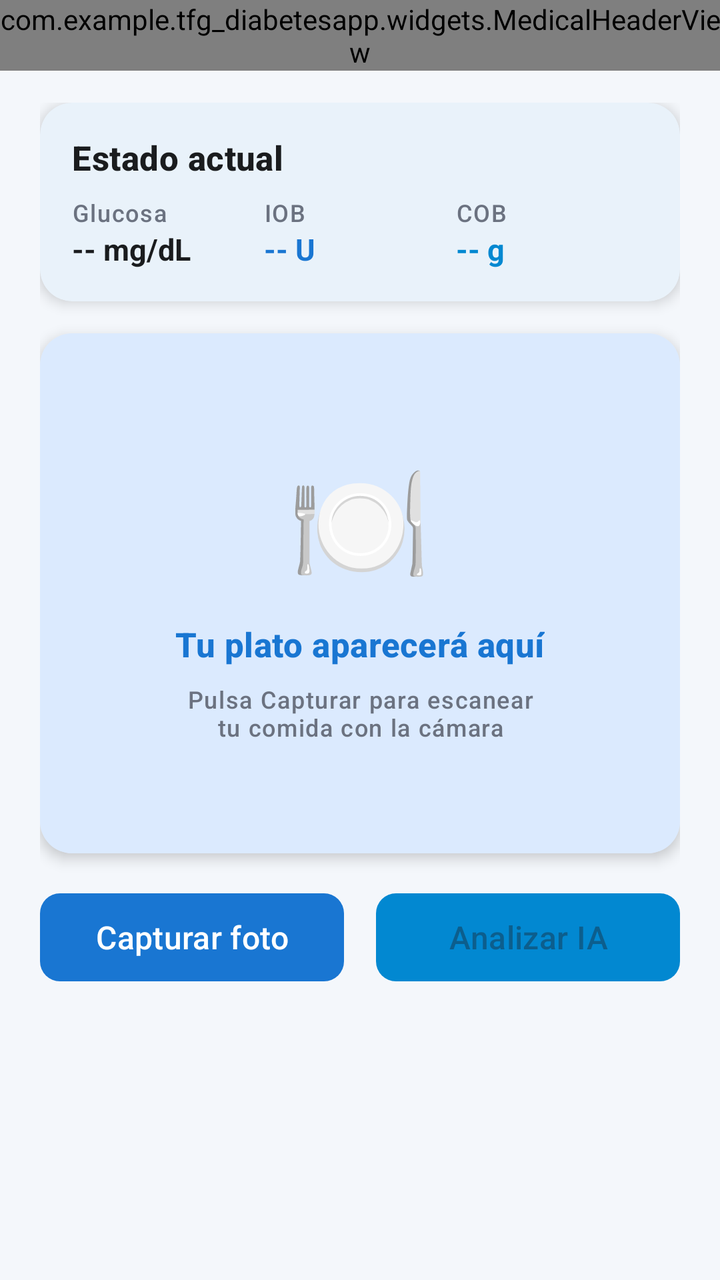
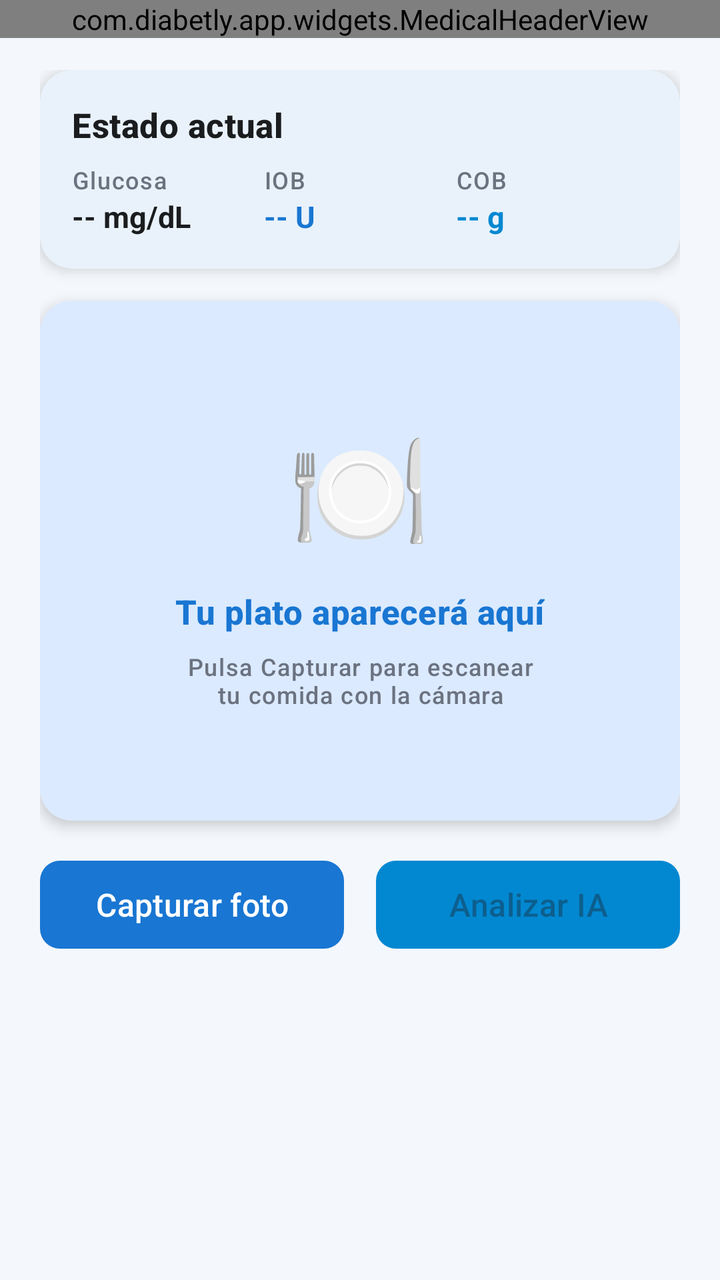

The first picture is an Android layout as it rendered before a commit; the second is the same layout after the commit. The layout source and the unified diff follow.
<!-- AndroidManifest.xml: application theme Theme.TFGDIABETESAPP -->
<!-- res/layout/fragment_scanner.xml -->
<?xml version="1.0" encoding="utf-8"?>
<LinearLayout xmlns:android="http://schemas.android.com/apk/res/android"
    xmlns:app="http://schemas.android.com/apk/res-auto"
    android:layout_width="match_parent"
    android:layout_height="match_parent"
    android:orientation="vertical"
    android:background="@color/color_background">

    <com.example.tfg_diabetesapp.widgets.MedicalHeaderView
        android:layout_width="match_parent"
        android:layout_height="wrap_content"
        app:headerTitle="Escáner IA"
        app:headerSubtitle="Analiza tu comida y calcula los hidratos" />

    <androidx.core.widget.NestedScrollView
        android:layout_width="match_parent"
        android:layout_height="0dp"
        android:layout_weight="1"
        android:layout_marginTop="@dimen/header_content_overlap_negative"
        android:clipToPadding="false">

        <LinearLayout
            android:layout_width="match_parent"
            android:layout_height="wrap_content"
            android:orientation="vertical"
            android:paddingHorizontal="@dimen/screen_padding_horizontal"
            android:paddingTop="@dimen/content_gap_after_header"
            android:paddingBottom="@dimen/space_3xl">

            
            <com.google.android.material.card.MaterialCardView
                style="@style/Widget.App.Card"
                android:layout_width="match_parent"
                android:layout_height="wrap_content"
                android:layout_marginBottom="@dimen/space_lg">

                <LinearLayout
                    android:layout_width="match_parent"
                    android:layout_height="wrap_content"
                    android:orientation="vertical"
                    android:padding="@dimen/space_lg">

                    <TextView
                        android:layout_width="wrap_content"
                        android:layout_height="wrap_content"
                        android:text="Estado actual"
                        android:textAppearance="@style/TextAppearance.App.SectionTitle"
                        android:layout_marginBottom="@dimen/space_sm" />

                    <LinearLayout
                        android:layout_width="match_parent"
                        android:layout_height="wrap_content"
                        android:orientation="horizontal"
                        android:baselineAligned="false">

                        <LinearLayout
                            android:layout_width="0dp"
                            android:layout_height="wrap_content"
                            android:layout_weight="1"
                            android:orientation="vertical">

                            <TextView
                                android:layout_width="wrap_content"
                                android:layout_height="wrap_content"
                                android:text="Glucosa"
                                android:textAppearance="@style/TextAppearance.App.Caption" />

                            <TextView
                                android:id="@+id/tvContextGlucosa"
                                android:layout_width="wrap_content"
                                android:layout_height="wrap_content"
                                android:text="-- mg/dL"
                                android:textSize="15sp"
                                android:textStyle="bold"
                                android:textColor="@color/color_text_primary" />
                        </LinearLayout>

                        <LinearLayout
                            android:layout_width="0dp"
                            android:layout_height="wrap_content"
                            android:layout_weight="1"
                            android:orientation="vertical">

                            <TextView
                                android:layout_width="wrap_content"
                                android:layout_height="wrap_content"
                                android:text="IOB"
                                android:textAppearance="@style/TextAppearance.App.Caption" />

                            <TextView
                                android:id="@+id/tvContextIob"
                                android:layout_width="wrap_content"
                                android:layout_height="wrap_content"
                                android:text="-- U"
                                android:textSize="15sp"
                                android:textStyle="bold"
                                android:textColor="@color/color_primary" />
                        </LinearLayout>

                        <LinearLayout
                            android:layout_width="0dp"
                            android:layout_height="wrap_content"
                            android:layout_weight="1"
                            android:orientation="vertical">

                            <TextView
                                android:layout_width="wrap_content"
                                android:layout_height="wrap_content"
                                android:text="COB"
                                android:textAppearance="@style/TextAppearance.App.Caption" />

                            <TextView
                                android:id="@+id/tvContextCob"
                                android:layout_width="wrap_content"
                                android:layout_height="wrap_content"
                                android:text="-- g"
                                android:textSize="15sp"
                                android:textStyle="bold"
                                android:textColor="@color/color_secondary" />
                        </LinearLayout>
                    </LinearLayout>
                </LinearLayout>
            </com.google.android.material.card.MaterialCardView>

            
            <com.google.android.material.card.MaterialCardView
                style="@style/Widget.App.Card"
                android:layout_width="match_parent"
                android:layout_height="260dp"
                android:layout_marginBottom="@dimen/space_lg">

                <FrameLayout
                    android:layout_width="match_parent"
                    android:layout_height="match_parent">

                    <LinearLayout
                        android:id="@+id/layoutPlaceholder"
                        android:layout_width="match_parent"
                        android:layout_height="match_parent"
                        android:orientation="vertical"
                        android:gravity="center"
                        android:background="@color/color_primary_light"
                        android:padding="@dimen/space_2xl">

                        <TextView
                            android:layout_width="wrap_content"
                            android:layout_height="wrap_content"
                            android:text="🍽️"
                            android:textSize="58sp" />

                        <TextView
                            android:layout_width="wrap_content"
                            android:layout_height="wrap_content"
                            android:text="Tu plato aparecerá aquí"
                            android:textAppearance="@style/TextAppearance.App.SectionTitle"
                            android:textColor="@color/color_primary"
                            android:layout_marginTop="@dimen/space_md" />

                        <TextView
                            android:layout_width="wrap_content"
                            android:layout_height="wrap_content"
                            android:text="Pulsa Capturar para escanear\ntu comida con la cámara"
                            android:textAppearance="@style/TextAppearance.App.Caption"
                            android:gravity="center"
                            android:layout_marginTop="@dimen/space_sm" />
                    </LinearLayout>

                    <ImageView
                        android:id="@+id/ivFoodPhoto"
                        android:layout_width="match_parent"
                        android:layout_height="match_parent"
                        android:scaleType="centerCrop"
                        android:contentDescription="Foto del plato"
                        android:visibility="gone" />
                </FrameLayout>
            </com.google.android.material.card.MaterialCardView>

            
            <LinearLayout
                android:layout_width="match_parent"
                android:layout_height="wrap_content"
                android:orientation="horizontal"
                android:layout_marginBottom="@dimen/space_lg">

                <com.google.android.material.button.MaterialButton
                    android:id="@+id/btnTakePhoto"
                    style="@style/Widget.App.Button"
                    android:layout_width="0dp"
                    android:layout_height="wrap_content"
                    android:layout_weight="1"
                    android:layout_marginEnd="@dimen/space_sm"
                    android:text="Capturar foto" />

                <com.google.android.material.button.MaterialButton
                    android:id="@+id/btnAnalyze"
                    style="@style/Widget.App.Button"
                    android:layout_width="0dp"
                    android:layout_height="wrap_content"
                    android:layout_weight="1"
                    android:layout_marginStart="@dimen/space_sm"
                    android:text="Analizar IA"
                    android:enabled="false"
                    app:backgroundTint="@color/color_secondary" />
            </LinearLayout>

            
            <LinearLayout
                android:id="@+id/layoutLoading"
                android:layout_width="match_parent"
                android:layout_height="wrap_content"
                android:orientation="horizontal"
                android:gravity="center"
                android:visibility="gone"
                android:background="@color/color_primary_light"
                android:padding="@dimen/space_md"
                android:layout_marginBottom="@dimen/space_lg">

                <ProgressBar
                    android:id="@+id/progressBarAI"
                    android:layout_width="26dp"
                    android:layout_height="26dp"
                    android:indeterminateTint="@color/color_primary" />

                <TextView
                    android:layout_width="wrap_content"
                    android:layout_height="wrap_content"
                    android:text="Analizando tu plato con IA..."
                    android:textColor="@color/color_primary"
                    android:textSize="14sp"
                    android:textStyle="bold"
                    android:layout_marginStart="@dimen/space_md" />
            </LinearLayout>

            
            <com.google.android.material.card.MaterialCardView
                android:id="@+id/cardResultado"
                style="@style/Widget.App.Card"
                android:layout_width="match_parent"
                android:layout_height="wrap_content"
                android:visibility="gone"
                android:layout_marginBottom="@dimen/space_lg">

                <androidx.constraintlayout.widget.ConstraintLayout
                    android:layout_width="match_parent"
                    android:layout_height="wrap_content"
                    android:padding="@dimen/space_lg">

                    <TextView
                        android:id="@+id/tvNombreComida"
                        android:layout_width="0dp"
                        android:layout_height="wrap_content"
                        android:text="Plato"
                        android:textSize="17sp"
                        android:textStyle="bold"
                        android:textColor="@color/color_text_primary"
                        app:layout_constraintStart_toStartOf="parent"
                        app:layout_constraintTop_toTopOf="parent"
                        app:layout_constraintEnd_toStartOf="@id/tvConfianza"
                        app:layout_constraintHorizontal_bias="0" />

                    <TextView
                        android:id="@+id/tvConfianza"
                        android:layout_width="wrap_content"
                        android:layout_height="wrap_content"
                        android:text="Media"
                        android:textSize="11sp"
                        android:textStyle="bold"
                        android:textColor="@color/color_on_primary"
                        android:paddingHorizontal="@dimen/space_sm"
                        android:paddingVertical="2dp"
                        android:background="#FF9800"
                        app:layout_constraintTop_toTopOf="parent"
                        app:layout_constraintEnd_toEndOf="parent" />

                    <TextView
                        android:id="@+id/tvDescripcionComida"
                        android:layout_width="0dp"
                        android:layout_height="wrap_content"
                        android:text=""
                        android:textAppearance="@style/TextAppearance.App.Caption"
                        android:layout_marginTop="@dimen/space_xs"
                        app:layout_constraintStart_toStartOf="parent"
                        app:layout_constraintTop_toBottomOf="@id/tvNombreComida"
                        app:layout_constraintEnd_toEndOf="parent" />

                    <View
                        android:id="@+id/dividerResultado"
                        android:layout_width="match_parent"
                        android:layout_height="1dp"
                        android:background="@color/color_divider"
                        android:layout_marginTop="@dimen/space_md"
                        app:layout_constraintTop_toBottomOf="@id/tvDescripcionComida" />

                    
                    <LinearLayout
                        android:id="@+id/gridMetricasRow1"
                        android:layout_width="match_parent"
                        android:layout_height="wrap_content"
                        android:orientation="horizontal"
                        android:baselineAligned="false"
                        android:layout_marginTop="@dimen/space_md"
                        app:layout_constraintTop_toBottomOf="@id/dividerResultado"
                        app:layout_constraintStart_toStartOf="parent"
                        app:layout_constraintEnd_toEndOf="parent">

                        <LinearLayout
                            android:layout_width="0dp"
                            android:layout_height="wrap_content"
                            android:layout_weight="1"
                            android:orientation="vertical"
                            android:gravity="center"
                            android:padding="@dimen/space_sm">

                            <TextView
                                android:id="@+id/tvCarbohidratos"
                                android:layout_width="wrap_content"
                                android:layout_height="wrap_content"
                                android:text="0 g"
                                android:textSize="18sp"
                                android:textStyle="bold"
                                android:textColor="@color/color_primary" />

                            <TextView
                                android:layout_width="wrap_content"
                                android:layout_height="wrap_content"
                                android:text="Carbohidratos"
                                android:textAppearance="@style/TextAppearance.App.Caption" />
                        </LinearLayout>

                        <LinearLayout
                            android:layout_width="0dp"
                            android:layout_height="wrap_content"
                            android:layout_weight="1"
                            android:orientation="vertical"
                            android:gravity="center"
                            android:padding="@dimen/space_sm">

                            <TextView
                                android:id="@+id/tvFibra"
                                android:layout_width="wrap_content"
                                android:layout_height="wrap_content"
                                android:text="0 g"
                                android:textSize="18sp"
                                android:textStyle="bold"
                                android:textColor="@color/color_primary" />

                            <TextView
                                android:layout_width="wrap_content"
                                android:layout_height="wrap_content"
                                android:text="Fibra"
                                android:textAppearance="@style/TextAppearance.App.Caption" />
                        </LinearLayout>

                        <LinearLayout
                            android:layout_width="0dp"
                            android:layout_height="wrap_content"
                            android:layout_weight="1"
                            android:orientation="vertical"
                            android:gravity="center"
                            android:padding="@dimen/space_sm">

                            <TextView
                                android:id="@+id/tvProteinas"
                                android:layout_width="wrap_content"
                                android:layout_height="wrap_content"
                                android:text="0 g"
                                android:textSize="18sp"
                                android:textStyle="bold"
                                android:textColor="@color/color_primary" />

                            <TextView
                                android:layout_width="wrap_content"
                                android:layout_height="wrap_content"
                                android:text="Proteínas"
                                android:textAppearance="@style/TextAppearance.App.Caption" />
                        </LinearLayout>
                    </LinearLayout>

                    
                    <LinearLayout
                        android:id="@+id/gridMetricasRow2"
                        android:layout_width="match_parent"
                        android:layout_height="wrap_content"
                        android:orientation="horizontal"
                        android:baselineAligned="false"
                        app:layout_constraintTop_toBottomOf="@id/gridMetricasRow1"
                        app:layout_constraintStart_toStartOf="parent"
                        app:layout_constraintEnd_toEndOf="parent">

                        <LinearLayout
                            android:layout_width="0dp"
                            android:layout_height="wrap_content"
                            android:layout_weight="1"
                            android:orientation="vertical"
                            android:gravity="center"
                            android:padding="@dimen/space_sm">

                            <TextView
                                android:id="@+id/tvGrasas"
                                android:layout_width="wrap_content"
                                android:layout_height="wrap_content"
                                android:text="0 g"
                                android:textSize="18sp"
                                android:textStyle="bold"
                                android:textColor="@color/color_primary" />

                            <TextView
                                android:layout_width="wrap_content"
                                android:layout_height="wrap_content"
                                android:text="Grasas"
                                android:textAppearance="@style/TextAppearance.App.Caption" />
                        </LinearLayout>

                        <LinearLayout
                            android:layout_width="0dp"
                            android:layout_height="wrap_content"
                            android:layout_weight="1"
                            android:orientation="vertical"
                            android:gravity="center"
                            android:padding="@dimen/space_sm">

                            <TextView
                                android:id="@+id/tvRaciones"
                                android:layout_width="wrap_content"
                                android:layout_height="wrap_content"
                                android:text="0 rac"
                                android:textSize="18sp"
                                android:textStyle="bold"
                                android:textColor="@color/color_primary" />

                            <TextView
                                android:layout_width="wrap_content"
                                android:layout_height="wrap_content"
                                android:text="Raciones"
                                android:textAppearance="@style/TextAppearance.App.Caption" />
                        </LinearLayout>

                        <LinearLayout
                            android:layout_width="0dp"
                            android:layout_height="wrap_content"
                            android:layout_weight="1"
                            android:orientation="vertical"
                            android:gravity="center"
                            android:padding="@dimen/space_sm">

                            <TextView
                                android:id="@+id/tvIndiceGlucemico"
                                android:layout_width="wrap_content"
                                android:layout_height="wrap_content"
                                android:text="0"
                                android:textSize="18sp"
                                android:textStyle="bold"
                                android:textColor="@color/color_primary" />

                            <TextView
                                android:layout_width="wrap_content"
                                android:layout_height="wrap_content"
                                android:text="Índice Gluc."
                                android:textAppearance="@style/TextAppearance.App.Caption" />
                        </LinearLayout>
                    </LinearLayout>

                </androidx.constraintlayout.widget.ConstraintLayout>
            </com.google.android.material.card.MaterialCardView>

            
            <LinearLayout
                android:id="@+id/layoutBotonesAccion"
                android:layout_width="match_parent"
                android:layout_height="wrap_content"
                android:orientation="horizontal"
                android:visibility="gone">

                <com.google.android.material.button.MaterialButton
                    android:id="@+id/btnGuardar"
                    style="@style/Widget.MaterialComponents.Button.OutlinedButton"
                    android:layout_width="0dp"
                    android:layout_height="wrap_content"
                    android:layout_weight="1"
                    android:layout_marginEnd="@dimen/space_sm"
                    android:text="Guardar" />

                <com.google.android.material.button.MaterialButton
                    android:id="@+id/btnCalcularBolo"
                    android:layout_width="0dp"
                    android:layout_height="wrap_content"
                    android:layout_weight="1"
                    android:layout_marginStart="@dimen/space_sm"
                    android:text="Calcular bolo →"
                    app:backgroundTint="@color/color_secondary" />
            </LinearLayout>

        </LinearLayout>
    </androidx.core.widget.NestedScrollView>

</LinearLayout>
<!-- resources referenced by this layout -->
<resources>
  <color name="color_background">#F4F7FB</color>
  <color name="color_divider">#E5E7EB</color>
  <color name="color_on_primary">#FFFFFF</color>
  <color name="color_primary">#1976D2</color>
  <color name="color_primary_light">#DBEAFE</color>
  <color name="color_secondary">#0288D1</color>
  <color name="color_text_primary">#1A1C1E</color>
  <dimen name="content_gap_after_header">16dp</dimen>
  <dimen name="header_content_overlap_negative">0dp</dimen>
  <dimen name="screen_padding_horizontal">20dp</dimen>
  <dimen name="space_2xl">24dp</dimen>
  <dimen name="space_3xl">32dp</dimen>
  <dimen name="space_lg">16dp</dimen>
  <dimen name="space_md">12dp</dimen>
  <dimen name="space_sm">8dp</dimen>
  <dimen name="space_xs">4dp</dimen>
  <style name="TextAppearance.App.Caption" parent="TextAppearance.Material3.LabelSmall">
          <item name="android:textSize">12sp</item>
          <item name="android:textColor">@color/color_text_secondary</item>
      </style>
  <style name="TextAppearance.App.SectionTitle" parent="TextAppearance.Material3.TitleMedium">
          <item name="android:textSize">17sp</item>
          <item name="android:textStyle">bold</item>
          <item name="android:textColor">@color/color_text_primary</item>
      </style>
  <style name="Widget.App.Button" parent="Widget.Material3.Button">
          <item name="cornerRadius">@dimen/button_corner_radius</item>
          <item name="android:textSize">16sp</item>
          <item name="android:minHeight">@dimen/button_height</item>
      </style>
  <style name="Widget.App.Card" parent="Widget.Material3.CardView.Elevated">
          <item name="cardCornerRadius">@dimen/card_corner_radius</item>
          <item name="cardElevation">@dimen/card_elevation</item>
          <item name="cardBackgroundColor">@color/color_surface</item>
      </style>
  <style name="Theme.TFGDIABETESAPP" parent="Base.Theme.TFGDIABETESAPP" />
  <color name="color_text_secondary">#6B7280</color>
  <dimen name="button_corner_radius">10dp</dimen>
  <dimen name="button_height">52dp</dimen>
  <dimen name="card_corner_radius">16dp</dimen>
  <dimen name="card_elevation">4dp</dimen>
  <color name="color_surface">#FFFFFF</color>
  <style name="Base.Theme.TFGDIABETESAPP" parent="Theme.Material3.Light.NoActionBar">
          <item name="colorPrimary">@color/color_primary</item>
          <item name="colorOnPrimary">@color/color_on_primary</item>
          <item name="colorPrimaryContainer">@color/color_primary_light</item>
          <item name="colorOnPrimaryContainer">@color/color_primary_dark</item>
          <item name="colorSecondary">@color/color_secondary</item>
          <item name="colorOnSecondary">@color/color_on_secondary</item>
          <item name="android:colorBackground">@color/color_background</item>
          <item name="colorSurface">@color/color_surface</item>
          <item name="colorError">@color/color_error</item>
          <item name="android:windowBackground">@color/color_background</item>
          <item name="android:statusBarColor">@color/color_primary</item>
          <item name="android:windowLightStatusBar">false</item>
      </style>
  <color name="color_primary_dark">#1565C0</color>
  <color name="color_on_secondary">#FFFFFF</color>
  <color name="color_error">#EF5350</color>
</resources>

<!-- the commit's change to res/layout/fragment_scanner.xml (unified diff, before → after) -->
@@ -6,7 +6,7 @@
     android:orientation="vertical"
     android:background="@color/color_background">
 
-    <com.example.tfg_diabetesapp.widgets.MedicalHeaderView
+    <com.diabetly.app.widgets.MedicalHeaderView
         android:layout_width="match_parent"
         android:layout_height="wrap_content"
         app:headerTitle="Escáner IA"
